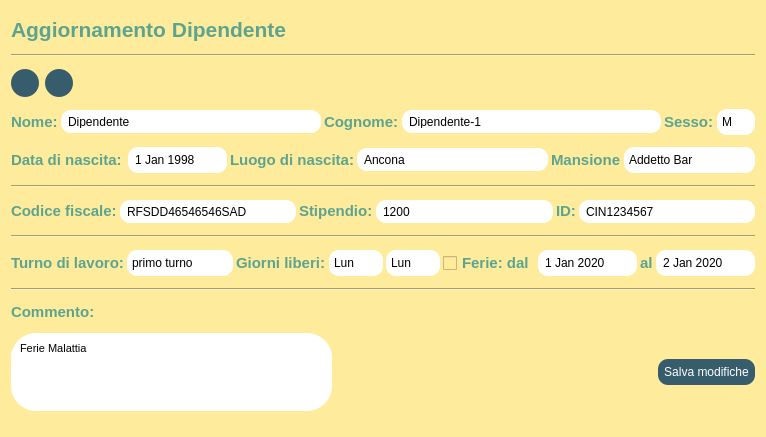
Old version of the form dipendente/DatiDipendente/view/AggiornaDipendente.ui in the repository StracciaMatteo/GestioneCinema.
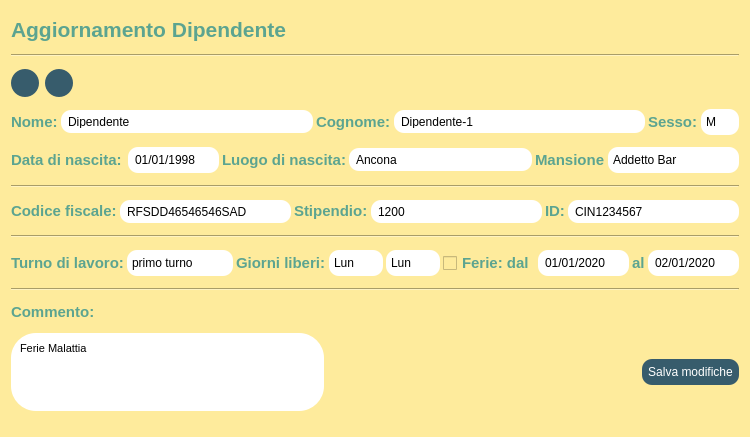
New version of the form. Icons and pictures are not drawn.

Commit message: implementazione classe Aggiorna dipendente

Patch:
```diff
--- a/dipendente/DatiDipendente/view/AggiornaDipendente.ui
+++ b/dipendente/DatiDipendente/view/AggiornaDipendente.ui
@@ -6,7 +6,7 @@
    <rect>
     <x>0</x>
     <y>0</y>
-    <width>724</width>
+    <width>731</width>
     <height>437</height>
    </rect>
   </property>
@@ -449,6 +449,9 @@
 
 </string>
        </property>
+       <property name="displayFormat">
+        <string>dd/MM/yyyy</string>
+       </property>
        <property name="date">
         <date>
          <year>1998</year>
@@ -1087,6 +1090,9 @@
 
 </string>
        </property>
+       <property name="displayFormat">
+        <string>dd/MM/yyyy</string>
+       </property>
        <property name="date">
         <date>
          <year>2020</year>
@@ -1136,7 +1142,9 @@
 }
 
 
-
+QDateEdit::down-arrow:disabled { 
+	image: url(G:/Secondo anno automazione/Ingegneria del softwear/Cinema/Inerfaccia grafica/ComboBox-arrow-disabled.png) ;
+}
 
 QDateEdit::up-arrow{
 		 image: url(G:/Secondo anno automazione/Ingegneria del softwear/Cinema/Inerfaccia grafica/ComboBox-up-arrow.png)
@@ -1199,6 +1207,9 @@
          <day>2</day>
         </datetime>
        </property>
+       <property name="displayFormat">
+        <string>dd/MM/yyyy</string>
+       </property>
        <property name="date">
         <date>
          <year>2020</year>
```
Left out of the diff: 19 changed lines with no effect on the pictures. The commit also changes 6 other files.
